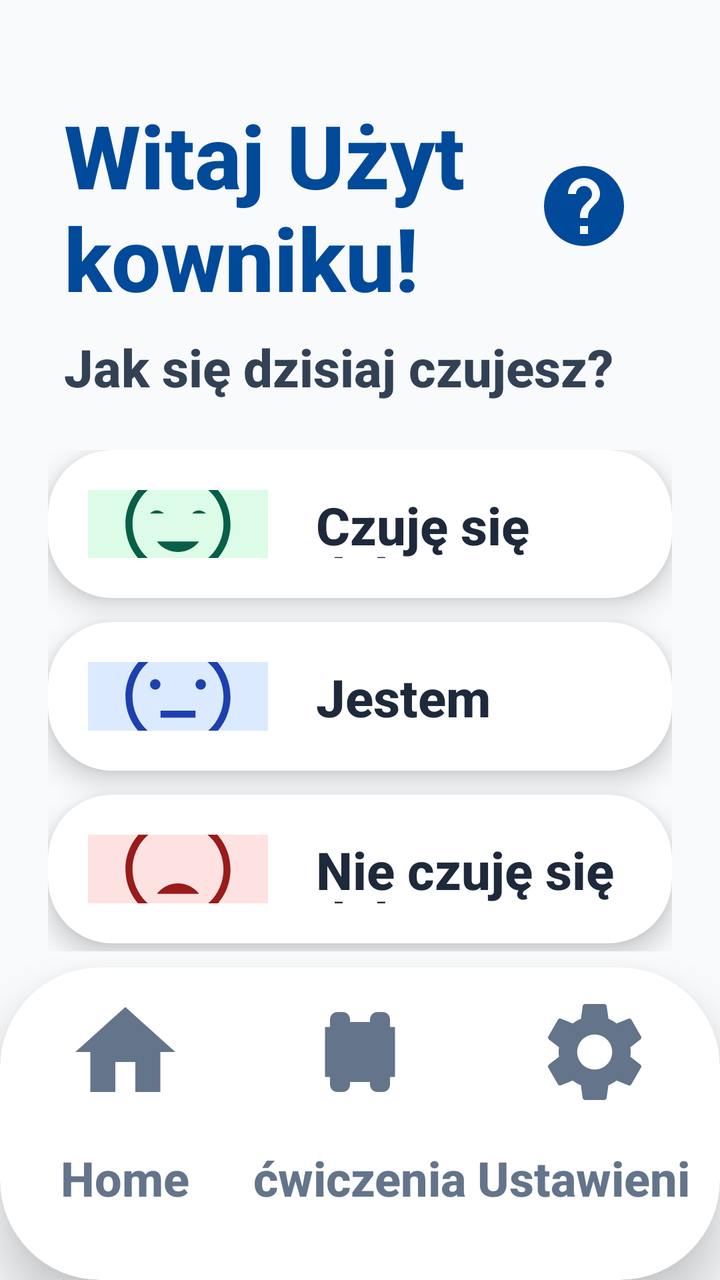
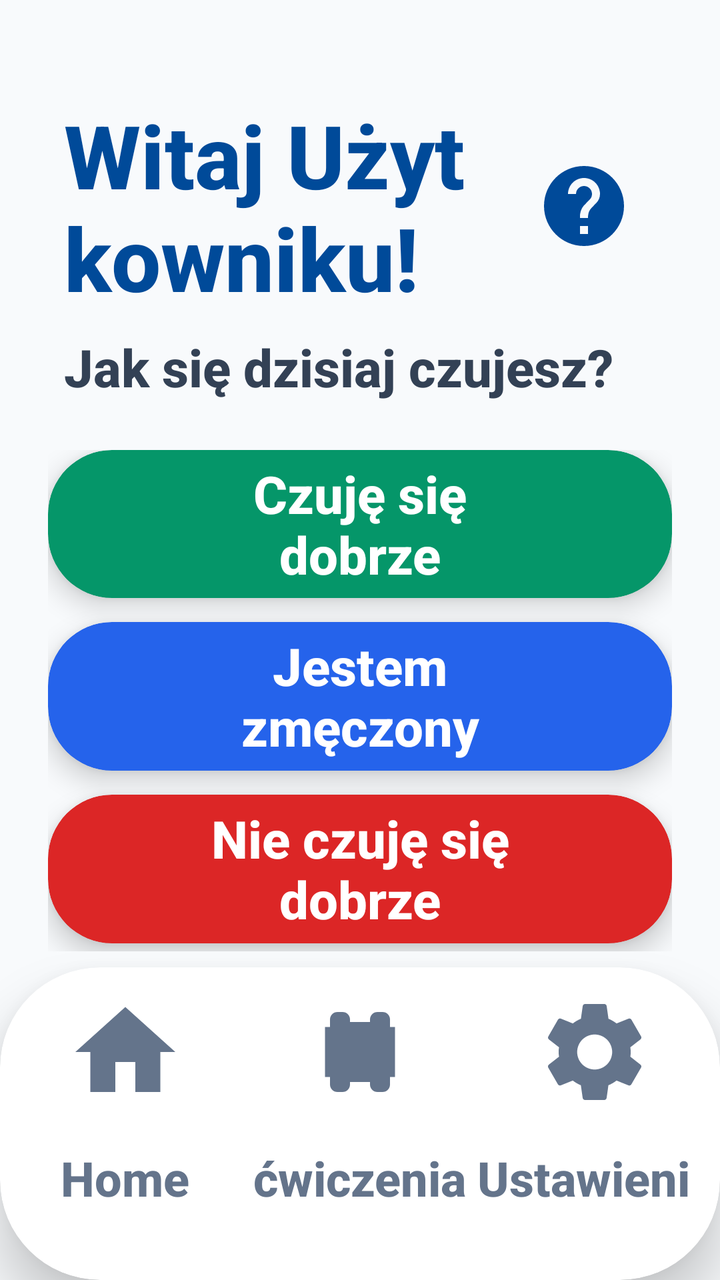

Screens rendered from an Android XML layout before and after an edit, with the pre-edit source and the edit as a unified diff.
<!-- AndroidManifest.xml: application theme Theme.Fitnessapp -->
<!-- res/layout/activity_main.xml -->
<?xml version="1.0" encoding="utf-8"?>
<androidx.constraintlayout.widget.ConstraintLayout xmlns:android="http://schemas.android.com/apk/res/android"
    xmlns:app="http://schemas.android.com/apk/res-auto"
    android:layout_width="match_parent"
    android:layout_height="match_parent">

    <LinearLayout
        android:id="@+id/header_container"
        android:layout_width="match_parent"
        android:layout_height="wrap_content"
        android:orientation="vertical"
        android:paddingHorizontal="32dp"
        android:paddingTop="48dp"
        app:layout_constraintTop_toTopOf="parent">

    <RelativeLayout
        android:layout_width="match_parent"
        android:layout_height="wrap_content">

        <ImageButton
            android:id="@+id/btn_help"
            android:layout_width="72dp"
            android:layout_height="72dp"
            android:layout_alignParentEnd="true"
            android:layout_centerVertical="true"
            android:background="?android:attr/selectableItemBackgroundBorderless"
            android:contentDescription="@string/voice_help_desc"
            android:padding="12dp"
            android:scaleType="fitCenter"
            android:src="@drawable/ic_help" />

        <TextView
            android:id="@+id/tv_welcome_title"
            android:layout_width="match_parent"
            android:layout_height="wrap_content"
            android:layout_centerVertical="true"
            android:layout_toStartOf="@id/btn_help"
            android:layout_marginEnd="8dp"
            android:text="@string/welcome_fallback"
            android:textColor="#004A99"
            android:textSize="44sp"
            android:textStyle="bold" />
    </RelativeLayout>

        <TextView
            android:layout_width="match_parent"
            android:layout_height="wrap_content"
            android:layout_marginTop="8dp"
            android:text="@string/mood_question"
            android:textColor="#334155"
            android:textSize="26sp"
            android:textStyle="bold" />
    </LinearLayout>

    <LinearLayout
        android:layout_width="match_parent"
        android:layout_height="0dp"
        android:orientation="vertical"
        android:paddingHorizontal="24dp"
        android:paddingTop="24dp"
        android:paddingBottom="8dp"
        app:layout_constraintTop_toBottomOf="@id/header_container"
        app:layout_constraintBottom_toTopOf="@id/bottom_nav_container">

        
        <androidx.cardview.widget.CardView
            android:id="@+id/card_mood_happy"
            android:layout_width="match_parent"
            android:layout_height="0dp"
            android:layout_weight="1"
            android:layout_marginBottom="12dp"
            app:cardCornerRadius="32dp"
            app:cardElevation="8dp"
            android:clickable="true"
            android:focusable="true"
            android:foreground="?android:attr/selectableItemBackground">

            <LinearLayout
                android:layout_width="match_parent"
                android:layout_height="match_parent"
                android:gravity="center_vertical"
                android:orientation="horizontal"
                android:padding="20dp">

                <FrameLayout
                    android:layout_width="90dp"
                    android:layout_height="90dp">
                    <View
                        android:layout_width="match_parent"
                        android:layout_height="match_parent"
                        android:background="@drawable/bg_indicator_active"
                        android:backgroundTint="#DCFCE7" />
                    <ImageView
                        android:layout_width="56dp"
                        android:layout_height="56dp"
                        android:layout_gravity="center"
                        android:contentDescription="@string/mood_happy_desc"
                        android:src="@drawable/ic_mood_happy" />
                </FrameLayout>

                <TextView
                    android:layout_width="0dp"
                    android:layout_height="wrap_content"
                    android:layout_weight="1"
                    android:layout_marginStart="24dp"
                    android:text="@string/mood_happy_label"
                    android:textColor="#1E293B"
                    android:textSize="26sp"
                    android:textStyle="bold"
                    android:lineSpacingMultiplier="0.85" />
            </LinearLayout>
        </androidx.cardview.widget.CardView>

        
        <androidx.cardview.widget.CardView
            android:id="@+id/card_mood_sad"
            android:layout_width="match_parent"
            android:layout_height="0dp"
            android:layout_weight="1"
            android:layout_marginBottom="12dp"
            app:cardCornerRadius="32dp"
            app:cardElevation="8dp"
            android:clickable="true"
            android:focusable="true"
            android:foreground="?android:attr/selectableItemBackground">

            <LinearLayout
                android:layout_width="match_parent"
                android:layout_height="match_parent"
                android:gravity="center_vertical"
                android:orientation="horizontal"
                android:padding="20dp">

                <FrameLayout
                    android:layout_width="90dp"
                    android:layout_height="90dp">
                    <View
                        android:layout_width="match_parent"
                        android:layout_height="match_parent"
                        android:background="@drawable/bg_indicator_active"
                        android:backgroundTint="#DBEAFE" />
                    <ImageView
                        android:layout_width="56dp"
                        android:layout_height="56dp"
                        android:layout_gravity="center"
                        android:contentDescription="@string/mood_sad_desc"
                        android:src="@drawable/ic_mood_sad" />
                </FrameLayout>

                <TextView
                    android:layout_width="0dp"
                    android:layout_height="wrap_content"
                    android:layout_weight="1"
                    android:layout_marginStart="24dp"
                    android:text="@string/mood_sad_label"
                    android:textColor="#1E293B"
                    android:textSize="26sp"
                    android:textStyle="bold"
                    android:lineSpacingMultiplier="0.85" />
            </LinearLayout>
        </androidx.cardview.widget.CardView>

        
        <androidx.cardview.widget.CardView
            android:id="@+id/card_mood_very_sad"
            android:layout_width="match_parent"
            android:layout_height="0dp"
            android:layout_weight="1"
            android:layout_marginBottom="4dp"
            app:cardCornerRadius="32dp"
            app:cardElevation="8dp"
            android:clickable="true"
            android:focusable="true"
            android:foreground="?android:attr/selectableItemBackground">

            <LinearLayout
                android:layout_width="match_parent"
                android:layout_height="match_parent"
                android:gravity="center_vertical"
                android:orientation="horizontal"
                android:padding="20dp">

                <FrameLayout
                    android:layout_width="90dp"
                    android:layout_height="90dp">
                    <View
                        android:layout_width="match_parent"
                        android:layout_height="match_parent"
                        android:background="@drawable/bg_indicator_active"
                        android:backgroundTint="#FEE2E2" />
                    <ImageView
                        android:layout_width="56dp"
                        android:layout_height="56dp"
                        android:layout_gravity="center"
                        android:contentDescription="@string/mood_very_sad_desc"
                        android:src="@drawable/ic_mood_very_sad" />
                </FrameLayout>

                <TextView
                    android:layout_width="0dp"
                    android:layout_height="wrap_content"
                    android:layout_weight="1"
                    android:layout_marginStart="24dp"
                    android:text="@string/mood_very_sad_label"
                    android:textColor="#1E293B"
                    android:textSize="26sp"
                    android:textStyle="bold"
                    android:lineSpacingMultiplier="0.85" />
            </LinearLayout>
        </androidx.cardview.widget.CardView>

    </LinearLayout>

    <include
        android:id="@+id/bottom_nav_container"
        layout="@layout/layout_bottom_nav"
        android:layout_width="match_parent"
        android:layout_height="wrap_content"
        app:layout_constraintBottom_toBottomOf="parent" />

</androidx.constraintlayout.widget.ConstraintLayout>
<!-- res/layout/layout_bottom_nav.xml (included above) -->
<?xml version="1.0" encoding="utf-8"?>
<androidx.cardview.widget.CardView xmlns:android="http://schemas.android.com/apk/res/android"
    xmlns:app="http://schemas.android.com/apk/res-auto"
    android:id="@+id/bottom_nav_container"
    android:layout_width="match_parent"
    android:layout_height="210dp"
    app:cardCornerRadius="50dp"
    app:cardElevation="16dp"
    app:cardBackgroundColor="#FFFFFF"
    android:layout_marginBottom="-35dp">

    <LinearLayout
        android:layout_width="match_parent"
        android:layout_height="match_parent"
        android:orientation="horizontal"
        android:baselineAligned="false"
        android:paddingBottom="35dp"
        android:paddingHorizontal="4dp"
        android:gravity="bottom">

        
        <LinearLayout
            android:id="@+id/nav_home"
            android:layout_width="0dp"
            android:layout_height="match_parent"
            android:layout_weight="1"
            android:gravity="center"
            android:orientation="vertical"
            android:clickable="true"
            android:focusable="true"
            android:background="?android:attr/selectableItemBackground">

            <androidx.cardview.widget.CardView
                android:id="@+id/nav_home_indicator"
                android:layout_width="120dp"
                android:layout_height="85dp"
                app:cardCornerRadius="30dp"
                app:cardElevation="0dp"
                app:cardBackgroundColor="@android:color/transparent">
                <ImageView
                    android:id="@+id/nav_home_icon"
                    android:layout_width="60dp"
                    android:layout_height="60dp"
                    android:layout_gravity="center"
                    android:contentDescription="@string/nav_home"
                    android:src="@drawable/ic_home"
                    app:tint="#64748B" />
            </androidx.cardview.widget.CardView>
            <TextView
                android:id="@+id/nav_home_text"
                android:layout_width="wrap_content"
                android:layout_height="wrap_content"
                android:text="@string/nav_home"
                android:textColor="#64748B"
                android:textStyle="bold"
                android:textSize="24sp"
                android:maxLines="1"
                android:ellipsize="none"
                android:layout_marginTop="4dp" />
        </LinearLayout>

        
        <LinearLayout
            android:id="@+id/nav_plan"
            android:layout_width="0dp"
            android:layout_height="match_parent"
            android:layout_weight="1"
            android:gravity="center"
            android:orientation="vertical"
            android:clickable="true"
            android:focusable="true"
            android:background="?android:attr/selectableItemBackground">

            <androidx.cardview.widget.CardView
                android:id="@+id/nav_plan_indicator"
                android:layout_width="120dp"
                android:layout_height="85dp"
                app:cardCornerRadius="30dp"
                app:cardElevation="0dp"
                app:cardBackgroundColor="@android:color/transparent">
                <ImageView
                    android:id="@+id/nav_plan_icon"
                    android:layout_width="60dp"
                    android:layout_height="60dp"
                    android:layout_gravity="center"
                    android:contentDescription="@string/nav_exercises"
                    android:src="@drawable/ic_dumbbell"
                    app:tint="#64748B" />
            </androidx.cardview.widget.CardView>
            <TextView
                android:id="@+id/nav_plan_text"
                android:layout_width="wrap_content"
                android:layout_height="wrap_content"
                android:text="@string/nav_exercises"
                android:textColor="#64748B"
                android:textStyle="bold"
                android:textSize="24sp"
                android:maxLines="1"
                android:ellipsize="none"
                android:layout_marginTop="4dp" />
        </LinearLayout>

        
        <LinearLayout
            android:id="@+id/nav_settings"
            android:layout_width="0dp"
            android:layout_height="match_parent"
            android:layout_weight="1"
            android:gravity="center"
            android:orientation="vertical"
            android:clickable="true"
            android:focusable="true"
            android:background="?android:attr/selectableItemBackground">

            <androidx.cardview.widget.CardView
                android:id="@+id/nav_settings_indicator"
                android:layout_width="120dp"
                android:layout_height="85dp"
                app:cardCornerRadius="30dp"
                app:cardElevation="0dp"
                app:cardBackgroundColor="@android:color/transparent">
                <ImageView
                    android:id="@+id/nav_settings_icon"
                    android:layout_width="60dp"
                    android:layout_height="60dp"
                    android:layout_gravity="center"
                    android:contentDescription="@string/nav_settings_label"
                    android:src="@drawable/ic_settings"
                    app:tint="#64748B" />
            </androidx.cardview.widget.CardView>
            <TextView
                android:id="@+id/nav_settings_text"
                android:layout_width="wrap_content"
                android:layout_height="wrap_content"
                android:text="@string/nav_settings_label"
                android:textColor="#64748B"
                android:textStyle="bold"
                android:textSize="24sp"
                android:maxLines="1"
                android:ellipsize="none"
                android:layout_marginTop="4dp" />
        </LinearLayout>

    </LinearLayout>
</androidx.cardview.widget.CardView>
<!-- resources referenced by this layout -->
<resources>
  <!-- drawable bg_indicator_active (drawable) -->
  <?xml version="1.0" encoding="utf-8"?>
  <shape xmlns:android="http://schemas.android.com/apk/res/android"
      android:shape="rectangle">
      <solid android:color="@color/blue_primary" />
      <corners android:radius="4dp" />
  </shape>
  <!-- drawable ic_mood_happy (drawable) -->
  <vector xmlns:android="http://schemas.android.com/apk/res/android"
      android:width="64dp"
      android:height="64dp"
      android:viewportWidth="64"
      android:viewportHeight="64">
      <path
          android:fillColor="#065F46"
          android:pathData="M32,2C15.43,2 2,15.43 2,32s13.43,30 30,30 30,-13.43 30,-30S48.57,2 32,2zM32,58C17.66,58 6,46.34 6,32S17.66,6 32,6s26,11.66 26,26S46.34,58 32,58z"/>
      <path
          android:fillColor="#065F46"
          android:pathData="M24,26c0,0 -4,-4 -8,0"/>
      <path
          android:fillColor="#065F46"
          android:pathData="M48,26c0,0 -4,-4 -8,0"/>
      <path
          android:fillColor="#065F46"
          android:pathData="M32,48c8,0 12,-6 12,-6H20C20,42 24,48 32,48z"/>
  </vector>
  <!-- drawable ic_mood_sad (drawable) -->
  <vector xmlns:android="http://schemas.android.com/apk/res/android"
      android:width="64dp"
      android:height="64dp"
      android:viewportWidth="64"
      android:viewportHeight="64">
      <path
          android:fillColor="#1E40AF"
          android:pathData="M32,2C15.43,2 2,15.43 2,32s13.43,30 30,30 30,-13.43 30,-30S48.57,2 32,2zM32,58C17.66,58 6,46.34 6,32S17.66,6 32,6s26,11.66 26,26S46.34,58 32,58z"/>
      <path
          android:fillColor="#1E40AF"
          android:pathData="M22,25a3,3 0,1 1,-6 0a3,3 0,1 1,6 0"/>
      <path
          android:fillColor="#1E40AF"
          android:pathData="M48,25a3,3 0,1 1,-6 0a3,3 0,1 1,6 0"/>
      <path
          android:fillColor="#1E40AF"
          android:pathData="M22,44h20v-4H22z"/>
  </vector>
  <!-- drawable ic_mood_very_sad (drawable) -->
  <vector xmlns:android="http://schemas.android.com/apk/res/android"
      android:width="64dp"
      android:height="64dp"
      android:viewportWidth="64"
      android:viewportHeight="64">
      <path
          android:fillColor="#991B1B"
          android:pathData="M32,2C15.43,2 2,15.43 2,32s13.43,30 30,30 30,-13.43 30,-30S48.57,2 32,2zM32,58C17.66,58 6,46.34 6,32S17.66,6 32,6s26,11.66 26,26S46.34,58 32,58z"/>
      <path
          android:fillColor="#991B1B"
          android:pathData="M18,24l4,4m0,-4l-4,4M42,24l4,4m0,-4l-4,4"/>
      <path
          android:fillColor="#991B1B"
          android:pathData="M32,40c-8,0 -12,6 -12,6h24C44,46 40,40 32,40z"/>
  </vector>
  <string name="mood_happy_desc">Dobry nastrój</string>
  <string name="mood_happy_label">Czuję się\ndobrze</string>
  <string name="mood_question">Jak się dzisiaj czujesz?</string>
  <string name="mood_sad_desc">Zmęczenie</string>
  <string name="mood_sad_label">Jestem\nzmęczony</string>
  <string name="mood_very_sad_desc">Zły nastrój</string>
  <string name="mood_very_sad_label">Nie czuję się\ndobrze</string>
  <string name="nav_exercises">ćwiczenia</string>
  <string name="nav_home">Home</string>
  <string name="nav_settings_label">Ustawienia</string>
  <string name="voice_help_desc">Pomoc głosowa</string>
  <string name="welcome_fallback">Witaj Użytkowniku!</string>
  <style name="Theme.Fitnessapp" parent="Base.Theme.Fitnessapp" />
  <color name="blue_primary">#2563EB</color>
  <style name="Base.Theme.Fitnessapp" parent="Theme.Material3.Light.NoActionBar">
          
          <item name="android:fontFamily">sans-serif-medium</item>
          <item name="android:textAllCaps">false</item>
          <item name="android:textColor">#0F172A</item>
          <item name="android:windowBackground">#F8FAFC</item>
      </style>
  <!-- unchanged entries left out for length: 4 -->
</resources>

<!-- the commit's change to res/layout/activity_main.xml (unified diff, before → after) -->
@@ -71,44 +71,19 @@
             android:layout_marginBottom="12dp"
             app:cardCornerRadius="32dp"
             app:cardElevation="8dp"
+            app:cardBackgroundColor="#059669"
             android:clickable="true"
             android:focusable="true"
             android:foreground="?android:attr/selectableItemBackground">
 
-            <LinearLayout
+            <TextView
                 android:layout_width="match_parent"
                 android:layout_height="match_parent"
-                android:gravity="center_vertical"
-                android:orientation="horizontal"
-                android:padding="20dp">
-
-                <FrameLayout
-                    android:layout_width="90dp"
-                    android:layout_height="90dp">
-                    <View
-                        android:layout_width="match_parent"
-                        android:layout_height="match_parent"
-                        android:background="@drawable/bg_indicator_active"
-                        android:backgroundTint="#DCFCE7" />
-                    <ImageView
-                        android:layout_width="56dp"
-                        android:layout_height="56dp"
-                        android:layout_gravity="center"
-                        android:contentDescription="@string/mood_happy_desc"
-                        android:src="@drawable/ic_mood_happy" />
-                </FrameLayout>
-
-                <TextView
-                    android:layout_width="0dp"
-                    android:layout_height="wrap_content"
-                    android:layout_weight="1"
-                    android:layout_marginStart="24dp"
-                    android:text="@string/mood_happy_label"
-                    android:textColor="#1E293B"
-                    android:textSize="26sp"
-                    android:textStyle="bold"
-                    android:lineSpacingMultiplier="0.85" />
-            </LinearLayout>
+                android:gravity="center"
+                android:text="@string/mood_happy_label"
+                android:textColor="@color/white"
+                android:textSize="26sp"
+                android:textStyle="bold" />
         </androidx.cardview.widget.CardView>
 
         
@@ -120,44 +95,19 @@
             android:layout_marginBottom="12dp"
             app:cardCornerRadius="32dp"
             app:cardElevation="8dp"
+            app:cardBackgroundColor="#2563EB"
             android:clickable="true"
             android:focusable="true"
             android:foreground="?android:attr/selectableItemBackground">
 
-            <LinearLayout
+            <TextView
                 android:layout_width="match_parent"
                 android:layout_height="match_parent"
-                android:gravity="center_vertical"
-                android:orientation="horizontal"
-                android:padding="20dp">
-
-                <FrameLayout
-                    android:layout_width="90dp"
-                    android:layout_height="90dp">
-                    <View
-                        android:layout_width="match_parent"
-                        android:layout_height="match_parent"
-                        android:background="@drawable/bg_indicator_active"
-                        android:backgroundTint="#DBEAFE" />
-                    <ImageView
-                        android:layout_width="56dp"
-                        android:layout_height="56dp"
-                        android:layout_gravity="center"
-                        android:contentDescription="@string/mood_sad_desc"
-                        android:src="@drawable/ic_mood_sad" />
-                </FrameLayout>
-
-                <TextView
-                    android:layout_width="0dp"
-                    android:layout_height="wrap_content"
-                    android:layout_weight="1"
-                    android:layout_marginStart="24dp"
-                    android:text="@string/mood_sad_label"
-                    android:textColor="#1E293B"
-                    android:textSize="26sp"
-                    android:textStyle="bold"
-                    android:lineSpacingMultiplier="0.85" />
-            </LinearLayout>
+                android:gravity="center"
+                android:text="@string/mood_sad_label"
+                android:textColor="@color/white"
+                android:textSize="26sp"
+                android:textStyle="bold" />
         </androidx.cardview.widget.CardView>
 
         
@@ -169,44 +119,19 @@
             android:layout_marginBottom="4dp"
             app:cardCornerRadius="32dp"
             app:cardElevation="8dp"
+            app:cardBackgroundColor="#DC2626"
             android:clickable="true"
             android:focusable="true"
             android:foreground="?android:attr/selectableItemBackground">
 
-            <LinearLayout
+            <TextView
                 android:layout_width="match_parent"
                 android:layout_height="match_parent"
-                android:gravity="center_vertical"
-                android:orientation="horizontal"
-                android:padding="20dp">
-
-                <FrameLayout
-                    android:layout_width="90dp"
-                    android:layout_height="90dp">
-                    <View
-                        android:layout_width="match_parent"
-                        android:layout_height="match_parent"
-                        android:background="@drawable/bg_indicator_active"
-                        android:backgroundTint="#FEE2E2" />
-                    <ImageView
-                        android:layout_width="56dp"
-                        android:layout_height="56dp"
-                        android:layout_gravity="center"
-                        android:contentDescription="@string/mood_very_sad_desc"
-                        android:src="@drawable/ic_mood_very_sad" />
-                </FrameLayout>
-
-                <TextView
-                    android:layout_width="0dp"
-                    android:layout_height="wrap_content"
-                    android:layout_weight="1"
-                    android:layout_marginStart="24dp"
-                    android:text="@string/mood_very_sad_label"
-                    android:textColor="#1E293B"
-                    android:textSize="26sp"
-                    android:textStyle="bold"
-                    android:lineSpacingMultiplier="0.85" />
-            </LinearLayout>
+                android:gravity="center"
+                android:text="@string/mood_very_sad_label"
+                android:textColor="@color/white"
+                android:textSize="26sp"
+                android:textStyle="bold" />
         </androidx.cardview.widget.CardView>
 
     </LinearLayout>
<!-- resource entries referenced after the edit -->
@@ -1,72 +1,9 @@
 <!-- resources referenced by this layout -->
 <resources>
-  <!-- drawable bg_indicator_active (drawable) -->
-  <?xml version="1.0" encoding="utf-8"?>
-  <shape xmlns:android="http://schemas.android.com/apk/res/android"
-      android:shape="rectangle">
-      <solid android:color="@color/blue_primary" />
-      <corners android:radius="4dp" />
-  </shape>
-  <!-- drawable ic_mood_happy (drawable) -->
-  <vector xmlns:android="http://schemas.android.com/apk/res/android"
-      android:width="64dp"
-      android:height="64dp"
-      android:viewportWidth="64"
-      android:viewportHeight="64">
-      <path
-          android:fillColor="#065F46"
-          android:pathData="M32,2C15.43,2 2,15.43 2,32s13.43,30 30,30 30,-13.43 30,-30S48.57,2 32,2zM32,58C17.66,58 6,46.34 6,32S17.66,6 32,6s26,11.66 26,26S46.34,58 32,58z"/>
-      <path
-          android:fillColor="#065F46"
-          android:pathData="M24,26c0,0 -4,-4 -8,0"/>
-      <path
-          android:fillColor="#065F46"
-          android:pathData="M48,26c0,0 -4,-4 -8,0"/>
-      <path
-          android:fillColor="#065F46"
-          android:pathData="M32,48c8,0 12,-6 12,-6H20C20,42 24,48 32,48z"/>
-  </vector>
-  <!-- drawable ic_mood_sad (drawable) -->
-  <vector xmlns:android="http://schemas.android.com/apk/res/android"
-      android:width="64dp"
-      android:height="64dp"
-      android:viewportWidth="64"
-      android:viewportHeight="64">
-      <path
-          android:fillColor="#1E40AF"
-          android:pathData="M32,2C15.43,2 2,15.43 2,32s13.43,30 30,30 30,-13.43 30,-30S48.57,2 32,2zM32,58C17.66,58 6,46.34 6,32S17.66,6 32,6s26,11.66 26,26S46.34,58 32,58z"/>
-      <path
-          android:fillColor="#1E40AF"
-          android:pathData="M22,25a3,3 0,1 1,-6 0a3,3 0,1 1,6 0"/>
-      <path
-          android:fillColor="#1E40AF"
-          android:pathData="M48,25a3,3 0,1 1,-6 0a3,3 0,1 1,6 0"/>
-      <path
-          android:fillColor="#1E40AF"
-          android:pathData="M22,44h20v-4H22z"/>
-  </vector>
-  <!-- drawable ic_mood_very_sad (drawable) -->
-  <vector xmlns:android="http://schemas.android.com/apk/res/android"
-      android:width="64dp"
-      android:height="64dp"
-      android:viewportWidth="64"
-      android:viewportHeight="64">
-      <path
-          android:fillColor="#991B1B"
-          android:pathData="M32,2C15.43,2 2,15.43 2,32s13.43,30 30,30 30,-13.43 30,-30S48.57,2 32,2zM32,58C17.66,58 6,46.34 6,32S17.66,6 32,6s26,11.66 26,26S46.34,58 32,58z"/>
-      <path
-          android:fillColor="#991B1B"
-          android:pathData="M18,24l4,4m0,-4l-4,4M42,24l4,4m0,-4l-4,4"/>
-      <path
-          android:fillColor="#991B1B"
-          android:pathData="M32,40c-8,0 -12,6 -12,6h24C44,46 40,40 32,40z"/>
-  </vector>
-  <string name="mood_happy_desc">Dobry nastrój</string>
+  <color name="white">#FFFFFFFF</color>
   <string name="mood_happy_label">Czuję się\ndobrze</string>
   <string name="mood_question">Jak się dzisiaj czujesz?</string>
-  <string name="mood_sad_desc">Zmęczenie</string>
   <string name="mood_sad_label">Jestem\nzmęczony</string>
-  <string name="mood_very_sad_desc">Zły nastrój</string>
   <string name="mood_very_sad_label">Nie czuję się\ndobrze</string>
   <string name="nav_exercises">ćwiczenia</string>
   <string name="nav_home">Home</string>
@@ -74,7 +11,6 @@
   <string name="voice_help_desc">Pomoc głosowa</string>
   <string name="welcome_fallback">Witaj Użytkowniku!</string>
   <style name="Theme.Fitnessapp" parent="Base.Theme.Fitnessapp" />
-  <color name="blue_primary">#2563EB</color>
   <style name="Base.Theme.Fitnessapp" parent="Theme.Material3.Light.NoActionBar">
           
           <item name="android:fontFamily">sans-serif-medium</item>
